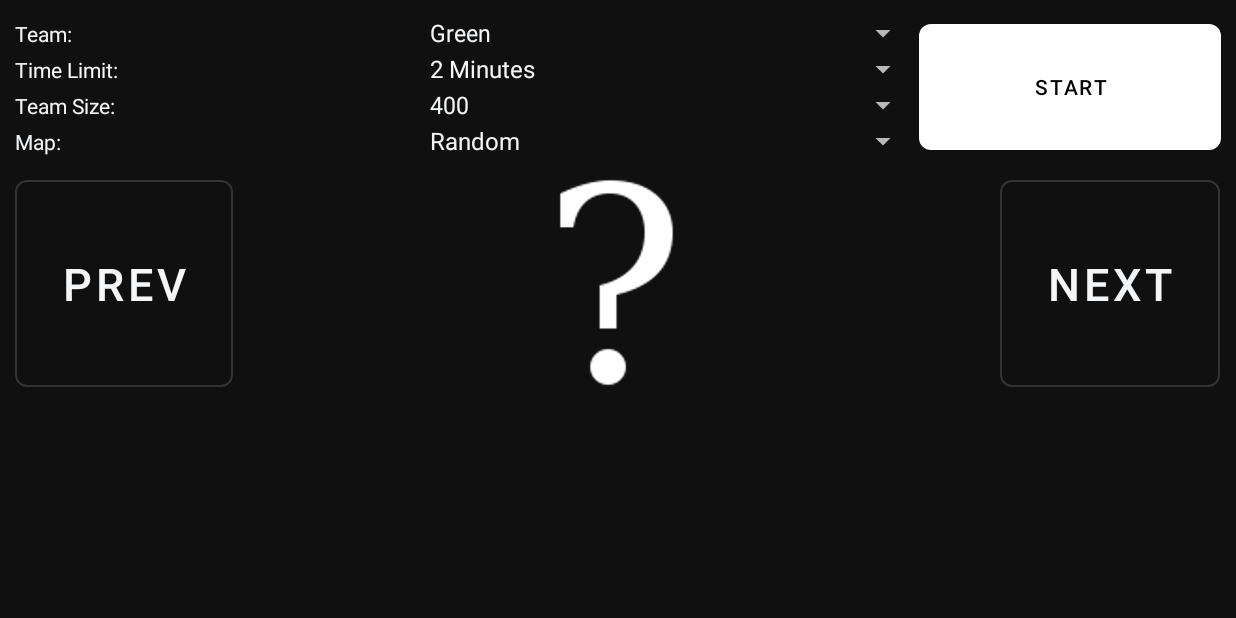
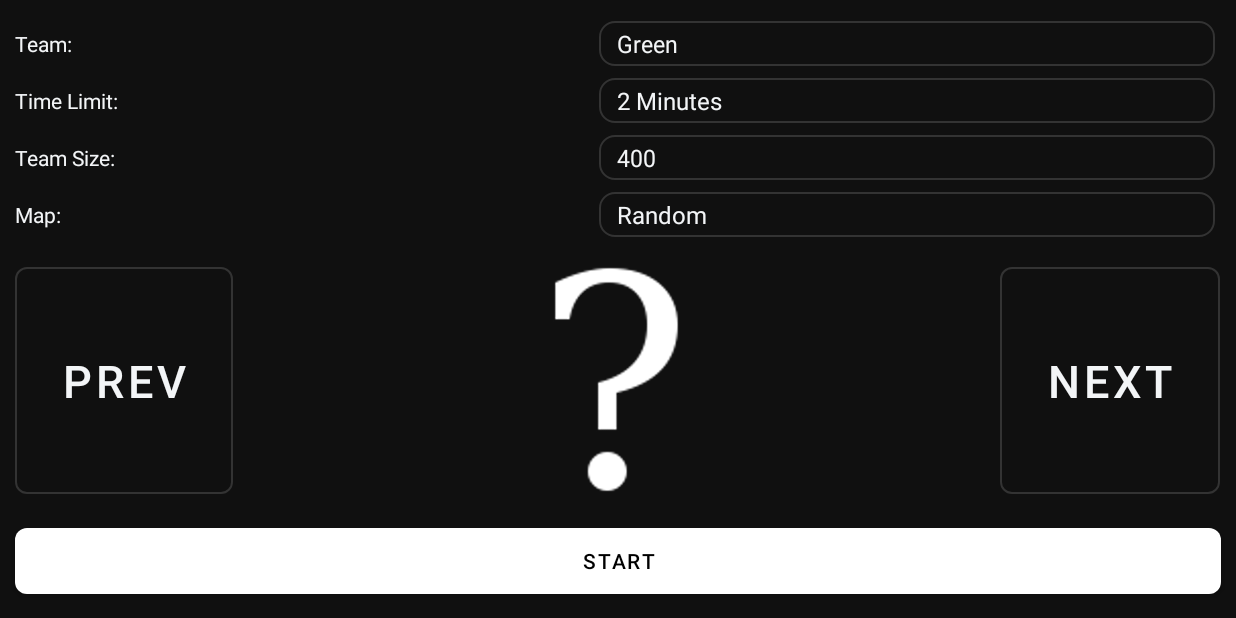
Before and after one commit to DerGoogler/liquid-wars, an Android app: the screen it shows after launch (SinglePlayerGameSetupActivity), after a tap on "SINGLE PLAYER GAME", on a phone screen of 824 x 412 dp (held sideways). Run offline under Robolectric (Android 15) with nearby library versions, the light colour scheme and no system bars.

Commit message:
improve design

```diff
--- a/app/src/main/java/com/dergoogler/liquidwars/activities/InstructionsActivity.java
+++ b/app/src/main/java/com/dergoogler/liquidwars/activities/InstructionsActivity.java
@@ -25,9 +25,9 @@ public class InstructionsActivity extends AppCompatActivity {
         setContentView(R.layout.instructions);
 
         TextView tv;
-        tv = (TextView)findViewById(R.id.instructions1);
+        tv = findViewById(R.id.instructions1);
         tv.setText(instructions1);
-        tv = (TextView)findViewById(R.id.instructions2);
+        tv = findViewById(R.id.instructions2);
         tv.setText(instructions2);
     }
 }
--- a/app/src/main/java/com/dergoogler/liquidwars/activities/SinglePlayerGameSetupActivity.java
+++ b/app/src/main/java/com/dergoogler/liquidwars/activities/SinglePlayerGameSetupActivity.java
@@ -56,26 +56,26 @@ public class SinglePlayerGameSetupActivity extends AppCompatActivity implements
         ArrayAdapter<CharSequence> adapter;
         final int simpleSpinnerItem = android.R.layout.simple_spinner_item;
 
-        teamSpinner = (Spinner)findViewById(R.id.team_spinner);
+        teamSpinner = findViewById(R.id.team_spinner);
         adapter = ArrayAdapter.createFromResource(this, R.array.teams_array, simpleSpinnerItem);
         adapter.setDropDownViewResource(android.R.layout.simple_spinner_dropdown_item);
         teamSpinner.setAdapter(adapter);
         teamSpinner.setOnItemSelectedListener(this);
 
-        mapSpinner = (Spinner)findViewById(R.id.map_spinner);
+        mapSpinner = findViewById(R.id.map_spinner);
         adapter = ArrayAdapter.createFromResource(this, R.array.maps_array, simpleSpinnerItem);
         adapter.setDropDownViewResource(android.R.layout.simple_spinner_dropdown_item);
         mapSpinner.setAdapter(adapter);
         mapSpinner.setOnItemSelectedListener(this);
 
-        timeoutSpinner = (Spinner)findViewById(R.id.timeout_spinner);
+        timeoutSpinner = findViewById(R.id.timeout_spinner);
         adapter = ArrayAdapter.createFromResource(this, R.array.timeout_array, simpleSpinnerItem);
         adapter.setDropDownViewResource(android.R.layout.simple_spinner_dropdown_item);
         timeoutSpinner.setAdapter(adapter);
         timeoutSpinner.setOnItemSelectedListener(this);
         timeoutSpinner.setSelection(2);
 
-        teamSizeSpinner = (Spinner)findViewById(R.id.teamsize_spinner);
+        teamSizeSpinner = findViewById(R.id.teamsize_spinner);
         adapter = ArrayAdapter.createFromResource(this, R.array.teamsize_array, simpleSpinnerItem);
         adapter.setDropDownViewResource(android.R.layout.simple_spinner_dropdown_item);
         teamSizeSpinner.setAdapter(adapter);
@@ -84,9 +84,9 @@ public class SinglePlayerGameSetupActivity extends AppCompatActivity implements
     }
 
     private void initButtons() {
-        MaterialButton previousButton = (MaterialButton)findViewById(R.id.previous_button);
+        MaterialButton previousButton = findViewById(R.id.previous_button);
         previousButton.setOnLongClickListener(this);
-        MaterialButton nextButton = (MaterialButton)findViewById(R.id.next_button);
+        MaterialButton nextButton = findViewById(R.id.next_button);
         nextButton.setOnLongClickListener(this);
     }
 
@@ -176,7 +176,7 @@ public class SinglePlayerGameSetupActivity extends AppCompatActivity implements
             } catch(IOException ex) { }
         }
         Drawable d = Drawable.createFromStream(is, null);
-        ImageView iv = (ImageView)findViewById(R.id.map_imageview);
+        ImageView iv = findViewById(R.id.map_imageview);
         iv.setImageDrawable(d);
     }
 }
--- a/app/src/main/res/drawable/image_button_border.xml
+++ b/app/src/main/res/drawable/border.xml
@@ -1,7 +1,8 @@
 <?xml version="1.0" encoding="utf-8"?>
 <shape xmlns:android="http://schemas.android.com/apk/res/android"
-    android:shape="rectangle" >
+    android:shape="rectangle">
     <stroke
         android:width="1sp"
         android:color="@color/lw_primary_outline" />
+    <corners android:radius="10dp" />
 </shape>
--- /dev/null
+++ b/app/src/main/res/drawable/outline_keyboard_arrow_down_24.xml
@@ -0,0 +1,5 @@
+<vector android:height="24dp" android:tint="#000000"
+    android:viewportHeight="24" android:viewportWidth="24"
+    android:width="24dp" xmlns:android="http://schemas.android.com/apk/res/android">
+    <path android:fillColor="@android:color/white" android:pathData="M7.41,8.59L12,13.17l4.59,-4.58L18,10l-6,6 -6,-6 1.41,-1.41z"/>
+</vector>
--- a/app/src/main/res/layout/game.xml
+++ b/app/src/main/res/layout/game.xml
@@ -3,7 +3,8 @@
     android:layout_width="fill_parent"
     android:layout_height="fill_parent"
     android:gravity="center_horizontal"
-    android:orientation="vertical">
+    android:orientation="vertical"
+    android:fitsSystemWindows="true">
 
     <com.dergoogler.liquidwars.MyGLSurfaceView
         android:id="@+id/mySurfaceView"
--- a/app/src/main/res/layout/main_menu.xml
+++ b/app/src/main/res/layout/main_menu.xml
@@ -2,7 +2,6 @@
 <LinearLayout xmlns:android="http://schemas.android.com/apk/res/android"
     android:layout_width="fill_parent"
     android:layout_height="fill_parent"
-    xmlns:app="http://schemas.android.com/apk/res-auto"
     android:fitsSystemWindows="true"
     android:gravity="center">
 
--- a/app/src/main/res/layout/single_game_setup.xml
+++ b/app/src/main/res/layout/single_game_setup.xml
@@ -1,42 +1,33 @@
 <?xml version="1.0" encoding="utf-8"?>
 <LinearLayout xmlns:android="http://schemas.android.com/apk/res/android"
-    android:layout_width="fill_parent"
-    android:layout_height="fill_parent"
-    android:fitsSystemWindows="true">
-
-    <LinearLayout xmlns:app="http://schemas.android.com/apk/res-auto"
     xmlns:tools="http://schemas.android.com/tools"
     android:layout_width="fill_parent"
-        android:layout_height="wrap_content"
-        android:orientation="vertical"
-        android:padding="10sp">
+    android:layout_height="match_parent"
+    android:fitsSystemWindows="true"
+    android:orientation="vertical">
 
 
-        <LinearLayout
-            android:layout_width="fill_parent"
-            android:layout_height="fill_parent"
-            android:orientation="horizontal"
-            android:paddingBottom="8sp">
-
     <TableLayout
-                android:layout_width="0sp"
+        android:layout_width="match_parent"
         android:layout_height="wrap_content"
-                android:layout_weight="0.75"
+        android:baselineAligned="false"
         android:orientation="vertical"
+        android:padding="10sp"
         android:stretchColumns="*">
 
         <TableRow>
 
             <TextView
                 android:layout_width="fill_parent"
-                        android:layout_height="wrap_content"
+                android:layout_height="match_parent"
+                android:gravity="center_vertical"
                 android:text="@string/team" />
 
             <Spinner
                 android:id="@+id/team_spinner"
+                style="@style/Theme.Spinner.Outlined"
                 android:layout_width="fill_parent"
-                        android:layout_height="wrap_content"
-                        android:spinnerMode="dialog" />
+                android:layout_height="match_parent" />
 
         </TableRow>
 
@@ -44,14 +35,15 @@
 
             <TextView
                 android:layout_width="fill_parent"
-                        android:layout_height="wrap_content"
+                android:layout_height="match_parent"
+                android:gravity="center_vertical"
                 android:text="@string/time_limit" />
 
             <Spinner
                 android:id="@+id/timeout_spinner"
+                style="@style/Theme.Spinner.Outlined"
                 android:layout_width="fill_parent"
-                        android:layout_height="wrap_content"
-                        android:spinnerMode="dialog" />
+                android:layout_height="match_parent" />
 
         </TableRow>
 
@@ -59,14 +51,15 @@
 
             <TextView
                 android:layout_width="fill_parent"
-                        android:layout_height="wrap_content"
+                android:layout_height="match_parent"
+                android:gravity="center_vertical"
                 android:text="@string/team_size" />
 
             <Spinner
                 android:id="@+id/teamsize_spinner"
+                style="@style/Theme.Spinner.Outlined"
                 android:layout_width="fill_parent"
-                        android:layout_height="wrap_content"
-                        android:spinnerMode="dialog" />
+                android:layout_height="match_parent" />
 
         </TableRow>
 
@@ -74,35 +67,28 @@
 
             <TextView
                 android:layout_width="fill_parent"
-                        android:layout_height="wrap_content"
+                android:layout_height="match_parent"
+                android:gravity="center_vertical"
                 android:text="@string/map" />
 
             <Spinner
                 android:id="@+id/map_spinner"
+                style="@style/Theme.Spinner.Outlined"
                 android:layout_width="fill_parent"
-                        android:layout_height="wrap_content"
-                        android:spinnerMode="dialog" />
+                android:layout_height="match_parent" />
 
         </TableRow>
 
     </TableLayout>
 
-            <com.google.android.material.button.MaterialButton
-                android:id="@+id/start_button"
-                style="@style/Theme.Button.Primary"
-                android:layout_width="0sp"
-                android:layout_height="fill_parent"
-                android:layout_weight="0.25"
-                android:onClick="start"
-                android:text="@string/start" />
-
-        </LinearLayout>
-
     <LinearLayout
         android:layout_width="fill_parent"
-            android:layout_height="150sp"
+        android:layout_height="0dp"
         android:layout_weight="1"
         android:gravity="center"
+        android:paddingEnd="10sp"
+        android:paddingStart="10sp"
+        android:paddingBottom="5sp"
         android:orientation="horizontal">
 
         <com.google.android.material.button.MaterialButton
@@ -137,6 +123,16 @@
 
     </LinearLayout>
 
-    </LinearLayout>
+    <com.google.android.material.button.MaterialButton
+        android:id="@+id/start_button"
+        style="@style/Theme.Button.Primary"
+        android:layout_width="match_parent"
+        android:layout_height="56sp"
+        android:layout_marginTop="5sp"
+        android:layout_marginStart="10sp"
+        android:layout_marginEnd="10sp"
+        android:layout_marginBottom="10sp"
+        android:onClick="start"
+        android:text="@string/start" />
 
 </LinearLayout>
--- a/app/src/main/res/values/theme.xml
+++ b/app/src/main/res/values/theme.xml
@@ -28,4 +28,12 @@
         <item name="android:textColor">@color/lw_primary_text</item>
     </style>
 
+
+    <style name="Theme.Spinner.Outlined" parent="android:Widget.Spinner">
+        <item name="android:spinnerMode">dialog</item>
+        <item name="android:background">@drawable/border</item>
+        <item name="android:padding">4sp</item>
+        <item name="android:layout_margin">4sp</item>
+
+    </style>
 </resources>
```
Also changed, not shown: app/src/main/java/com/dergoogler/liquidwars/activities/GameActivity.java (+3 -6 lines), app/src/main/java/com/dergoogler/liquidwars/activities/GameClientActivity.java (+8 -17 lines), app/src/main/java/com/dergoogler/liquidwars/activities/GameServerActivity.java (+9 -18 lines), app/src/main/java/com/dergoogler/liquidwars/activities/MultiplayerGameSetupActivity.java (+12 -23 lines), app/src/main/java/com/dergoogler/liquidwars/activities/MultiplayerMenuActivity.java (+7 -28 lines), app/src/main/res/layout/multi_game_setup.xml (+51 -49 lines). Lines whose indentation alone changed are shown as unchanged.
